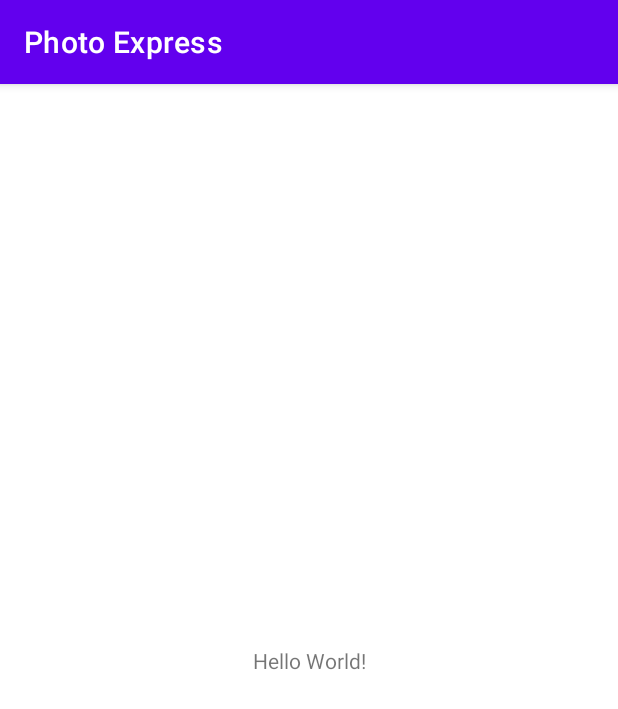
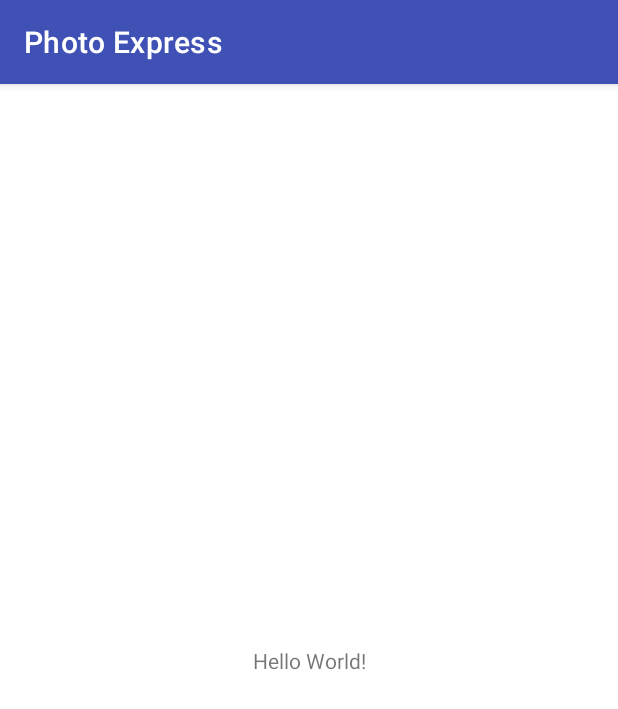
Before and after one commit to david-read-iii/Photo-Express, an Android app: the screen it shows after launch (MainActivity), on a phone screen of 412 x 824 dp. Shown: the top 709 px of the screen. Run offline under Robolectric (Android 15) with nearby library versions, the phone set to English and light mode, and no system bars.

Commit message:
Initial project setup
AndroidManifest.xml:
- Add permissions that allow access to the device's camera.
- Restrict application to a portrait orientation.
- Declare a FileProvider for writing files to external storage.

colors.xml:
- Add app-wide color resources.

file_paths.xml:
- Define resource to represent the external file path where photos will be written to.

strings.xml:
- Define app-wide string resources.

themes.xml:
- Define app-wide theme.

```diff
--- a/app/src/main/res/values-night/themes.xml
+++ /dev/null
@@ -1,16 +0,0 @@
-<resources xmlns:tools="http://schemas.android.com/tools">
-    <!-- Base application theme. -->
-    <style name="Theme.PhotoExpress" parent="Theme.MaterialComponents.DayNight.DarkActionBar">
-        <!-- Primary brand color. -->
-        <item name="colorPrimary">@color/purple_200</item>
-        <item name="colorPrimaryVariant">@color/purple_700</item>
-        <item name="colorOnPrimary">@color/black</item>
-        <!-- Secondary brand color. -->
-        <item name="colorSecondary">@color/teal_200</item>
-        <item name="colorSecondaryVariant">@color/teal_200</item>
-        <item name="colorOnSecondary">@color/black</item>
-        <!-- Status bar color. -->
-        <item name="android:statusBarColor" tools:targetApi="l">?attr/colorPrimaryVariant</item>
-        <!-- Customize your theme here. -->
-    </style>
-</resources>
--- a/app/src/main/res/values/colors.xml
+++ b/app/src/main/res/values/colors.xml
@@ -1,10 +1,7 @@
 <?xml version="1.0" encoding="utf-8"?>
 <resources>
-    <color name="purple_200">#FFBB86FC</color>
-    <color name="purple_500">#FF6200EE</color>
-    <color name="purple_700">#FF3700B3</color>
-    <color name="teal_200">#FF03DAC5</color>
-    <color name="teal_700">#FF018786</color>
-    <color name="black">#FF000000</color>
-    <color name="white">#FFFFFFFF</color>
+    <color name="blue_500">#3F51B5</color>
+    <color name="blue_700">#303F9F</color>
+    <color name="black">#000000</color>
+    <color name="white">#FFFFFF</color>
 </resources>
--- a/app/src/main/res/values/strings.xml
+++ b/app/src/main/res/values/strings.xml
@@ -1,3 +1,8 @@
 <resources>
     <string name="app_name">Photo Express</string>
+    <string name="take_photo">Take Photo</string>
+    <string name="save">Save</string>
+    <string name="photo_desc">Photo from camera</string>
+    <string name="photo_saved">Photo saved.</string>
+    <string name="photo_not_saved">Problem saving the photo.</string>
 </resources>
--- a/app/src/main/res/values/themes.xml
+++ b/app/src/main/res/values/themes.xml
@@ -1,16 +1,16 @@
 <resources xmlns:tools="http://schemas.android.com/tools">
+
     <!-- Base application theme. -->
-    <style name="Theme.PhotoExpress" parent="Theme.MaterialComponents.DayNight.DarkActionBar">
+    <style name="Theme.PhotoExpress" parent="Theme.MaterialComponents.Light.DarkActionBar">
+
         <!-- Primary brand color. -->
-        <item name="colorPrimary">@color/purple_500</item>
-        <item name="colorPrimaryVariant">@color/purple_700</item>
+        <item name="colorPrimary">@color/blue_500</item>
+        <item name="colorPrimaryVariant">@color/blue_700</item>
         <item name="colorOnPrimary">@color/white</item>
-        <!-- Secondary brand color. -->
-        <item name="colorSecondary">@color/teal_200</item>
-        <item name="colorSecondaryVariant">@color/teal_700</item>
-        <item name="colorOnSecondary">@color/black</item>
+
         <!-- Status bar color. -->
         <item name="android:statusBarColor" tools:targetApi="l">?attr/colorPrimaryVariant</item>
-        <!-- Customize your theme here. -->
+
     </style>
+
 </resources>
--- /dev/null
+++ b/app/src/main/res/xml/file_paths.xml
@@ -0,0 +1,6 @@
+<?xml version="1.0" encoding="utf-8"?>
+<paths xmlns:android="http://schemas.android.com/apk/res/android">
+    <external-path
+        name="external_files"
+        path="." />
+</paths>
```
Also changed, not shown: app/src/main/AndroidManifest.xml (+26 -1 lines).
